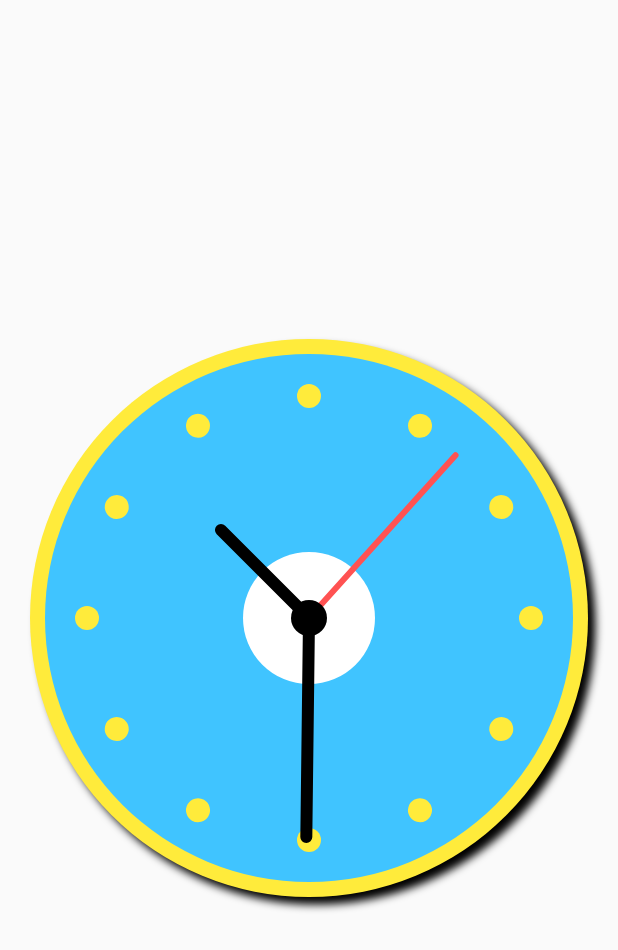
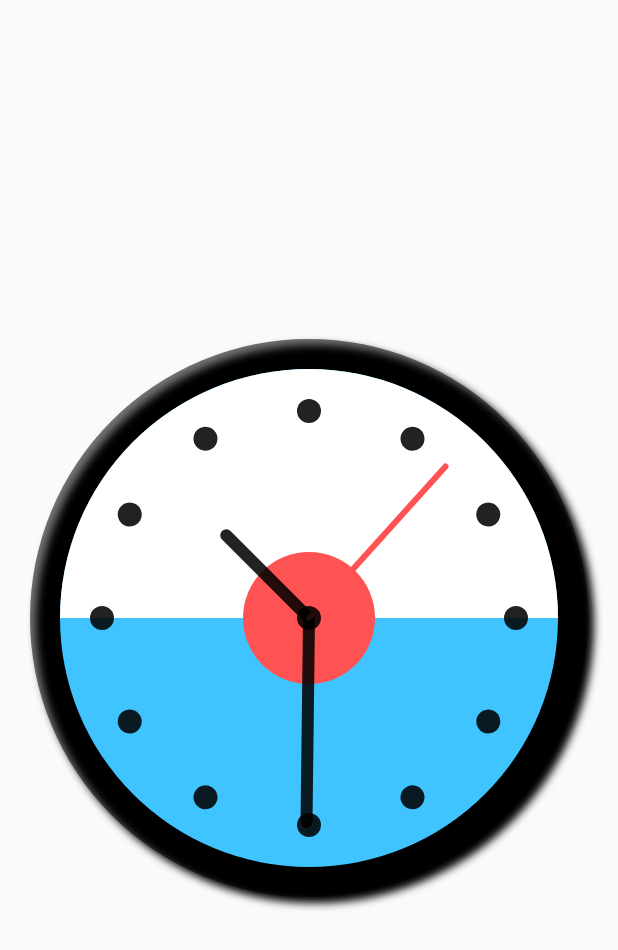
Before and after one commit to amalhanaja/flutter_clock, a Flutter app: the screen it shows after launch, on a phone screen of 412 x 824 dp. Shown: the top 950 px of the screen. Run offline on Flutter 3.47's test engine with Material 2 defaults, Android fonts, the phone set to English and light mode, and no system bars.

Commit message:
Code Organization

```diff
--- a/analog_clock/lib/clock_face.dart
+++ /dev/null
@@ -1,48 +0,0 @@
-import 'package:analog_clock/clock_dial_painter.dart';
-import 'package:analog_clock/clock_hand.dart';
-import 'package:flutter/material.dart';
-
-class ClockFace extends StatelessWidget {
-  @override
-  Widget build(BuildContext context) {
-    return new Padding(
-        padding: EdgeInsets.all(10.0),
-        child: new AspectRatio(
-          aspectRatio: 1.0,
-          child: new Container(
-            width: double.infinity,
-            decoration: new BoxDecoration(
-                shape: BoxShape.circle, color: Colors.lightBlueAccent),
-            child: new Stack(
-              children: <Widget>[
-                new Center(
-                  child: new Container(
-                    width: 88.0,
-                    height: 88.0,
-                    decoration: new BoxDecoration(
-                        shape: BoxShape.circle, color: Colors.white),
-                  ),
-                ),
-                new Container(
-                  width: double.infinity,
-                  height: double.infinity,
-                  padding: EdgeInsets.all(28.0),
-                  child: new CustomPaint(
-                    painter: ClockDialPainter(),
-                  ),
-                ),
-                ClockHand(),
-                new Center(
-                  child: new Container(
-                    width: 24.0,
-                    height: 24.0,
-                    decoration: BoxDecoration(
-                        shape: BoxShape.circle, color: Colors.black),
-                  ),
-                ),
-              ],
-            ),
-          ),
-        ));
-  }
-}
--- a/analog_clock/lib/main.dart
+++ b/analog_clock/lib/main.dart
@@ -1,4 +1,4 @@
-import 'package:analog_clock/analog_clock.dart';
+import 'package:analog_clock/widget/analog_clock.dart';
 import 'package:flutter/material.dart';
 
 void main() => runApp(MyApp());
--- a/analog_clock/lib/clock_dial_painter.dart
+++ b/analog_clock/lib/painter/clock_dial_painter.dart
@@ -3,12 +3,14 @@ import 'dart:math';
 import 'package:flutter/material.dart';
 
 class ClockDialPainter extends CustomPainter {
+  final Color color;
+  final double roundRadius;
+
+  ClockDialPainter({@required this.color, this.roundRadius = 8.0});
 
   @override
   void paint(Canvas canvas, Size size) {
-
-    final Paint tickPaint = new Paint()
-      ..color = Colors.yellow;
+    final Paint tickPaint = new Paint()..color = color;
 
     final double angle = 2 * pi / 60;
     final double radius = size.width / 2.0;
@@ -16,9 +18,9 @@ class ClockDialPainter extends CustomPainter {
     canvas.save();
     canvas.translate(radius, radius);
 
-    for (int i = 0; i <60; i++) {
+    for (int i = 0; i < 60; i++) {
       if (i % 5 == 0) {
-        canvas.drawCircle(Offset(0.0, -radius), 8.0, tickPaint);
+        canvas.drawCircle(Offset(0.0, -radius), roundRadius, tickPaint);
       }
       canvas.rotate(angle);
     }
--- a/analog_clock/lib/clock_hour_hand_painter.dart
+++ b/analog_clock/lib/painter/clock_hour_hand_painter.dart
@@ -15,7 +15,7 @@ class ClockHourHandPainter extends CustomPainter {
 
     final radius = size.width / 2;
     final Paint paint = Paint()
-      ..color = Colors.black
+      ..color = Colors.black87
       ..style = PaintingStyle.stroke
       ..strokeCap = StrokeCap.round
       ..strokeWidth = 8.0;
--- a/analog_clock/lib/clock_minute_hand_painter.dart
+++ b/analog_clock/lib/painter/clock_minute_hand_painter.dart
@@ -13,7 +13,7 @@ class ClockMinuteHandPainter extends CustomPainter {
   void paint(Canvas canvas, Size size) {
     final double radius = size.width / 2;
     final Paint paint = Paint()
-      ..color = Colors.black
+      ..color = Colors.black87
       ..style = PaintingStyle.stroke
       ..strokeCap = StrokeCap.round
       ..strokeWidth = 8.0;
--- a/analog_clock/lib/analog_clock.dart
+++ b/analog_clock/lib/widget/analog_clock.dart
@@ -1,4 +1,4 @@
-import 'package:analog_clock/clock_face.dart';
+import 'package:analog_clock/widget/clock_face.dart';
 import 'package:flutter/material.dart';
 
 class AnalogClock extends StatelessWidget {
@@ -16,10 +16,10 @@ class AnalogClock extends StatelessWidget {
                   width: double.infinity,
                   decoration: new BoxDecoration(
                       shape: BoxShape.circle,
-                      color: Colors.yellow,
+                      color: Colors.black54,
                       boxShadow: <BoxShadow>[
                         new BoxShadow(
-                          offset: new Offset(5.0, 5.0),
+                          offset: new Offset(4.0, 4.0),
                           blurRadius: 4.0,
                         )
                       ]),
--- /dev/null
+++ b/analog_clock/lib/widget/clock_face.dart
@@ -0,0 +1,56 @@
+import 'package:analog_clock/painter/clock_dial_painter.dart';
+import 'package:analog_clock/painter/half_circle_painter.dart';
+import 'package:analog_clock/widget/clock_hand.dart';
+import 'package:flutter/material.dart';
+
+class ClockFace extends StatelessWidget {
+  @override
+  Widget build(BuildContext context) {
+    return Padding(
+        padding: EdgeInsets.all(20.0),
+        child: AspectRatio(
+          aspectRatio: 1.0,
+          child: Container(
+            width: double.infinity,
+            decoration: BoxDecoration(
+                shape: BoxShape.circle, color: Colors.lightBlueAccent),
+            child: Stack(
+              children: <Widget>[
+                Container(
+                  width: double.infinity,
+                  height: double.infinity,
+                  child: CustomPaint(
+                    painter: HalfCirclePainter(color: Colors.white),
+                  ),
+                ),
+                Center(
+                  child: Container(
+                    width: 88.0,
+                    height: 88.0,
+                    decoration: BoxDecoration(
+                        shape: BoxShape.circle, color: Colors.redAccent),
+                  ),
+                ),
+                Container(
+                  width: double.infinity,
+                  height: double.infinity,
+                  padding: EdgeInsets.all(28.0),
+                  child: CustomPaint(
+                    painter: ClockDialPainter(color: Colors.black87, roundRadius: 8.0),
+                  ),
+                ),
+                ClockHand(),
+                Center(
+                  child: Container(
+                    width: 16.0,
+                    height: 16.0,
+                    decoration: BoxDecoration(
+                        shape: BoxShape.circle, color: Colors.black87),
+                  ),
+                ),
+              ],
+            ),
+          ),
+        ));
+  }
+}
--- a/analog_clock/lib/clock_hand.dart
+++ b/analog_clock/lib/widget/clock_hand.dart
@@ -1,8 +1,8 @@
 import 'dart:async';
 
-import 'package:analog_clock/clock_hour_hand_painter.dart';
-import 'package:analog_clock/clock_minute_hand_painter.dart';
-import 'package:analog_clock/clock_second_hand_painter.dart';
+import 'package:analog_clock/painter/clock_hour_hand_painter.dart';
+import 'package:analog_clock/painter/clock_minute_hand_painter.dart';
+import 'package:analog_clock/painter/clock_second_hand_painter.dart';
 import 'package:flutter/material.dart';
 
 class ClockHand extends StatefulWidget {
```
Also changed, not shown: analog_clock/lib/painter/half_circle_painter.dart (added, +30 -0 lines), analog_clock/lib/painter/clock_second_hand_painter.dart (renamed from analog_clock/lib/clock_second_hand_painter.dart).
